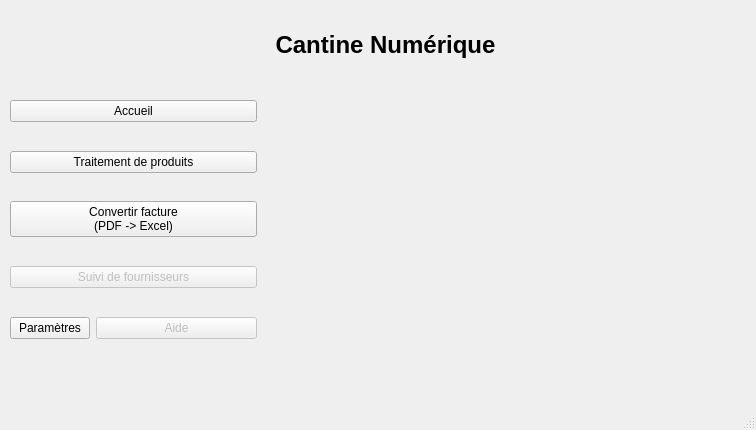
Qt form gui/mainwindow.ui (WallaceVBB/EpiData) before a commit.
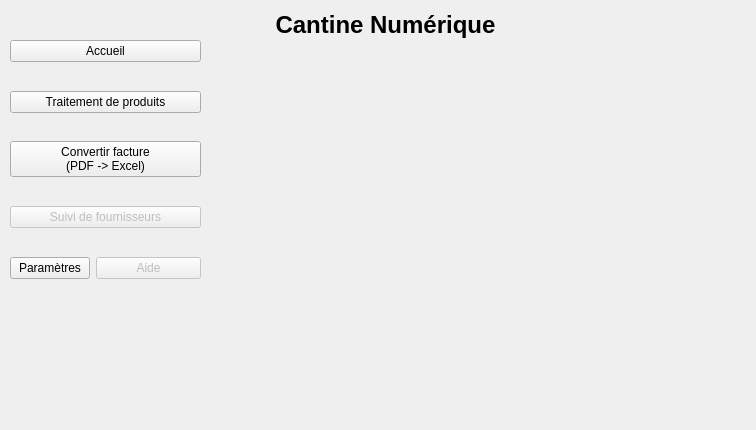
The same form after that commit.

The edit to the form file:
```diff
--- a/gui/mainwindow.ui
+++ b/gui/mainwindow.ui
@@ -38,10 +38,10 @@
    <widget class="QStackedWidget" name="stackedWidget">
     <property name="geometry">
      <rect>
-      <x>280</x>
-      <y>80</y>
-      <width>471</width>
-      <height>281</height>
+      <x>220</x>
+      <y>60</y>
+      <width>520</width>
+      <height>330</height>
      </rect>
     </property>
     <property name="font">
@@ -66,7 +66,7 @@
     <property name="geometry">
      <rect>
       <x>240</x>
-      <y>20</y>
+      <y>0</y>
       <width>291</width>
       <height>51</height>
      </rect>
@@ -84,8 +84,8 @@
     <property name="geometry">
      <rect>
       <x>10</x>
-      <y>100</y>
-      <width>247</width>
+      <y>40</y>
+      <width>191</width>
       <height>239</height>
      </rect>
     </property>
@@ -211,7 +211,6 @@
     <bool>false</bool>
    </property>
   </widget>
-  <widget class="QStatusBar" name="statusbar"/>
  </widget>
  <resources/>
  <connections/>
```
Left out of the diff: 6 changed lines with no effect on the pictures.
